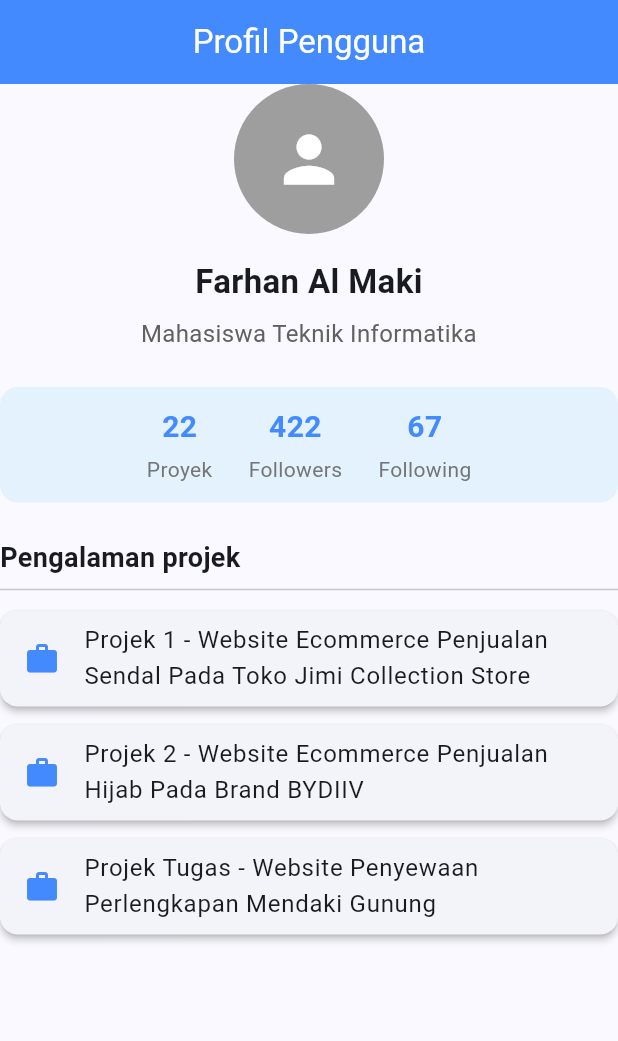
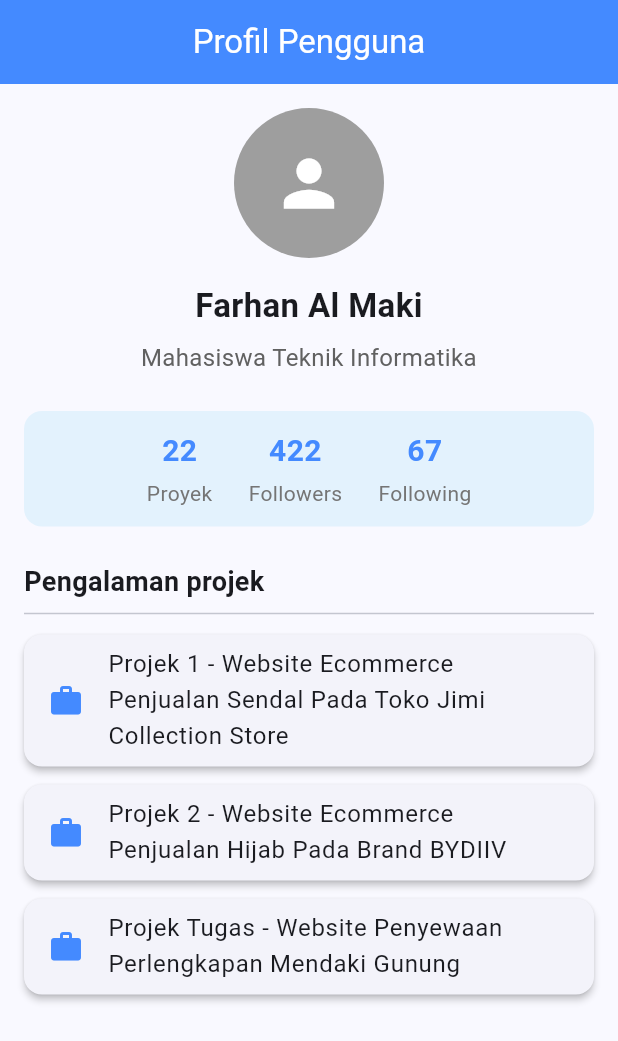
Before and after one commit to Farhan-Almaki/tugasflutter_p5_aplikasiprofil, a Flutter app: the screen it shows after launch, on a phone screen of 412 x 824 dp. Shown: the top 1041 px of the screen. Run offline on Flutter 3.47's test engine with Material 3 defaults, Android fonts, the phone set to English and light mode, and no system bars.

Commit message:
benerin padding biar rapi

```diff
--- a/lib/profile_page.dart
+++ b/lib/profile_page.dart
@@ -22,9 +22,9 @@ class ProfilePage extends StatelessWidget {
         backgroundColor: Colors.blueAccent,
         foregroundColor: Colors.white,
       ),
-      body: Center(
+      body: Padding(
+        padding: const EdgeInsets.all(16.0),
         child: Column(
-          mainAxisAlignment: MainAxisAlignment.center,
           children: [
             const ProfileAvatar(),
             const SizedBox(height: 16),
@@ -33,7 +33,7 @@ class ProfilePage extends StatelessWidget {
             const ProfileStats(),
             const SizedBox(height: 24),
 
-            // Judul Bagian Pengalaman Kerja/projek
+            // Judul Bagian Pengalaman projek
             const Align(
               alignment: Alignment.centerLeft,
               child: Text(
```
